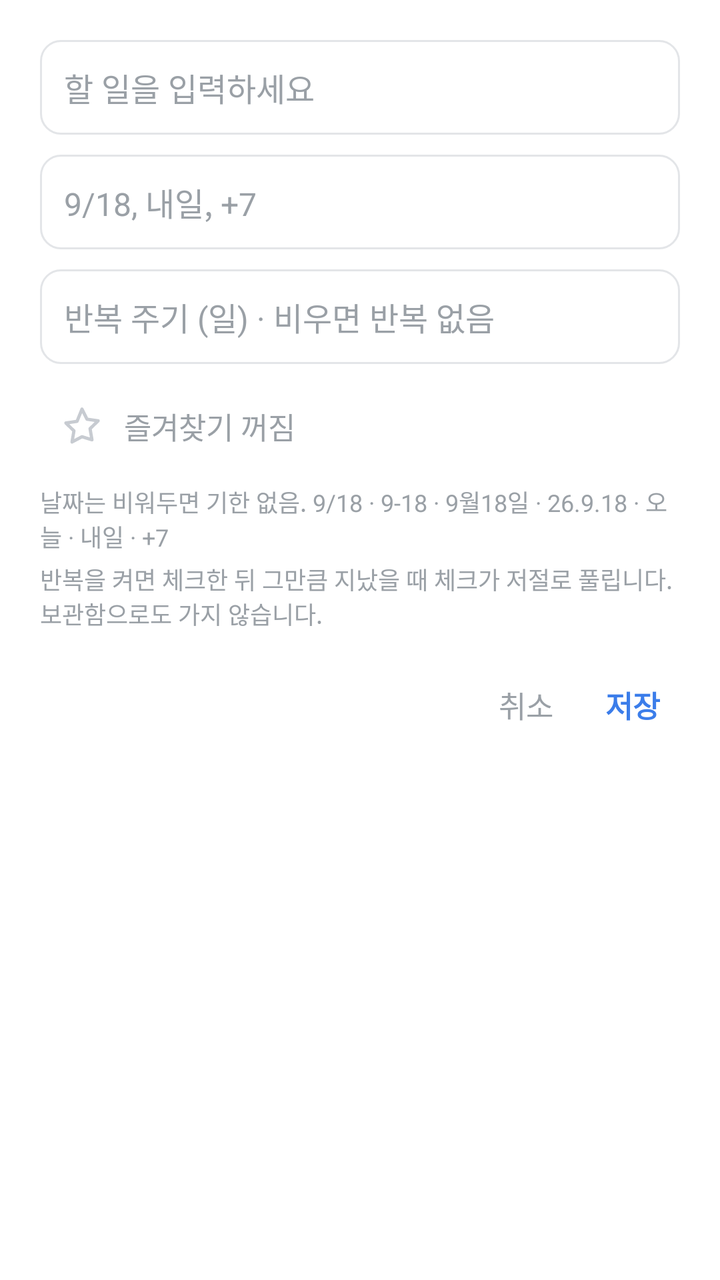
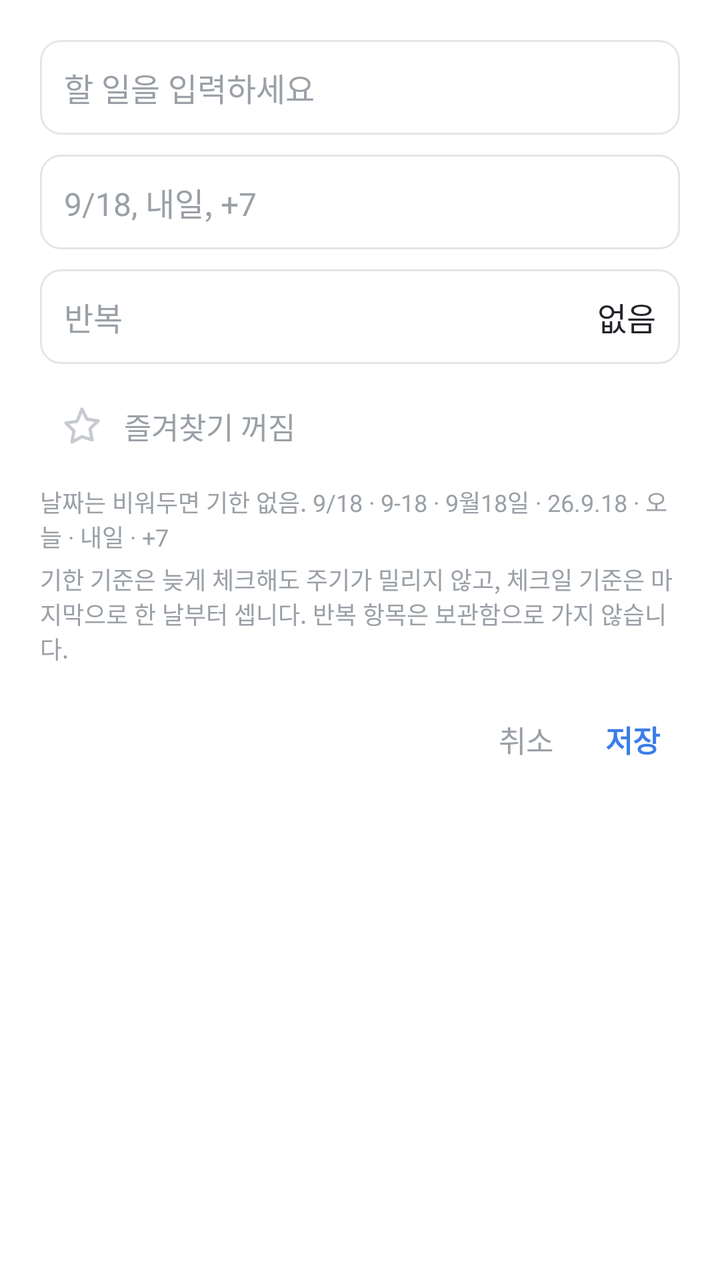

An Android layout rendered at two revisions. The XML below is the earlier revision; the diff shows what the commit changed to produce the second picture.
<!-- AndroidManifest.xml: application theme AppTheme -->
<!-- res/layout/activity_edit.xml -->
<?xml version="1.0" encoding="utf-8"?>
<LinearLayout xmlns:android="http://schemas.android.com/apk/res/android"
    android:layout_width="match_parent"
    android:layout_height="wrap_content"
    android:orientation="vertical"
    android:padding="20dp">

    <EditText
        android:id="@+id/edit_text"
        android:layout_width="match_parent"
        android:layout_height="wrap_content"
        android:background="@drawable/field_bg"
        android:padding="12dp"
        android:hint="@string/hint_task"
        android:inputType="text|textCapSentences"
        android:imeOptions="actionNext"
        android:textColor="@color/text"
        android:textColorHint="@color/muted"
        android:textSize="16sp"
        android:importantForAutofill="no" />

    <EditText
        android:id="@+id/edit_date"
        android:layout_width="match_parent"
        android:layout_height="wrap_content"
        android:layout_marginTop="10dp"
        android:background="@drawable/field_bg"
        android:padding="12dp"
        android:hint="@string/hint_date"
        android:inputType="text"
        android:imeOptions="actionDone"
        android:textColor="@color/text"
        android:textColorHint="@color/muted"
        android:textSize="16sp"
        android:importantForAutofill="no" />

    <EditText
        android:id="@+id/edit_repeat"
        android:layout_width="match_parent"
        android:layout_height="wrap_content"
        android:layout_marginTop="10dp"
        android:background="@drawable/field_bg"
        android:padding="12dp"
        android:hint="@string/hint_repeat"
        android:inputType="number"
        android:maxLength="3"
        android:imeOptions="actionDone"
        android:textColor="@color/text"
        android:textColorHint="@color/muted"
        android:textSize="16sp"
        android:importantForAutofill="no" />

    <LinearLayout
        android:id="@+id/star_row"
        android:layout_width="match_parent"
        android:layout_height="wrap_content"
        android:layout_marginTop="10dp"
        android:orientation="horizontal"
        android:gravity="center_vertical"
        android:background="@drawable/ripple_rect"
        android:clickable="true"
        android:focusable="true"
        android:padding="8dp">

        <ImageView
            android:id="@+id/edit_star"
            android:layout_width="26dp"
            android:layout_height="26dp"
            android:src="@drawable/ic_star_off"
            android:contentDescription="@string/star" />

        <TextView
            android:id="@+id/edit_star_label"
            android:layout_width="wrap_content"
            android:layout_height="wrap_content"
            android:layout_marginStart="8dp"
            android:text="@string/star_hint_off"
            android:textColor="@color/muted"
            android:textSize="15sp" />
    </LinearLayout>

    <TextView
        android:layout_width="match_parent"
        android:layout_height="wrap_content"
        android:layout_marginTop="8dp"
        android:text="@string/date_help"
        android:textColor="@color/muted"
        android:textSize="12sp" />

    <TextView
        android:layout_width="match_parent"
        android:layout_height="wrap_content"
        android:layout_marginTop="4dp"
        android:text="@string/repeat_help"
        android:textColor="@color/muted"
        android:textSize="12sp" />

    <LinearLayout
        android:layout_width="match_parent"
        android:layout_height="wrap_content"
        android:layout_marginTop="16dp"
        android:orientation="horizontal"
        android:gravity="center_vertical">

        <TextView
            android:id="@+id/btn_delete"
            android:layout_width="wrap_content"
            android:layout_height="wrap_content"
            android:padding="10dp"
            android:background="@drawable/ripple_rect"
            android:text="@string/delete"
            android:textColor="@color/overdue"
            android:textSize="15sp"
            android:visibility="gone" />

        <View
            android:layout_width="0dp"
            android:layout_height="1dp"
            android:layout_weight="1" />

        <TextView
            android:id="@+id/btn_cancel"
            android:layout_width="wrap_content"
            android:layout_height="wrap_content"
            android:padding="10dp"
            android:background="@drawable/ripple_rect"
            android:text="@string/cancel"
            android:textColor="@color/muted"
            android:textSize="15sp" />

        <TextView
            android:id="@+id/btn_save"
            android:layout_width="wrap_content"
            android:layout_height="wrap_content"
            android:layout_marginStart="6dp"
            android:padding="10dp"
            android:background="@drawable/ripple_rect"
            android:text="@string/save"
            android:textColor="@color/accent"
            android:textSize="15sp"
            android:textStyle="bold" />
    </LinearLayout>
</LinearLayout>
<!-- resources referenced by this layout -->
<resources>
  <color name="accent">#FF3B7DEA</color>
  <color name="muted">#FF9AA0A6</color>
  <color name="overdue">#FFE0463E</color>
  <color name="text">#FF22252A</color>
  <!-- drawable field_bg (drawable) -->
  <?xml version="1.0" encoding="utf-8"?>
  <shape xmlns:android="http://schemas.android.com/apk/res/android"
      android:shape="rectangle">
      <solid android:color="#00000000" />
      <stroke android:width="1dp" android:color="@color/border" />
      <corners android:radius="10dp" />
  </shape>
  <!-- drawable ic_star_off (drawable) -->
  <vector xmlns:android="http://schemas.android.com/apk/res/android"
      android:width="24dp" android:height="24dp"
      android:viewportWidth="24" android:viewportHeight="24">
      <path
          android:pathData="M12,4.2l2.3,4.66 5.15,0.75 -3.73,3.63 0.88,5.13L12,16.95l-4.6,2.42 0.88,-5.13 -3.73,-3.63 5.15,-0.75z"
          android:strokeColor="@color/star_off"
          android:strokeWidth="1.5"
          android:strokeLineJoin="round"
          android:fillColor="#00000000" />
  </vector>
  <!-- drawable ripple_rect (drawable) -->
  <?xml version="1.0" encoding="utf-8"?>
  <ripple xmlns:android="http://schemas.android.com/apk/res/android"
      android:color="#22808080">
      <item android:id="@android:id/mask">
          <shape android:shape="rectangle">
              <solid android:color="#FFFFFFFF" />
              <corners android:radius="10dp" />
          </shape>
      </item>
  </ripple>
  <string name="cancel">취소</string>
  <string name="date_help">날짜는 비워두면 기한 없음. 9/18 · 9-18 · 9월18일 · 26.9.18 · 오늘 · 내일 · +7</string>
  <string name="delete">삭제</string>
  <string name="hint_date">9/18, 내일, +7</string>
  <string name="hint_repeat">반복 주기 (일) · 비우면 반복 없음</string>
  <string name="hint_task">할 일을 입력하세요</string>
  <string name="repeat_help">반복을 켜면 체크한 뒤 그만큼 지났을 때 체크가 저절로 풀립니다. 보관함으로도 가지 않습니다.</string>
  <string name="save">저장</string>
  <string name="star">즐겨찾기</string>
  <string name="star_hint_off">즐겨찾기 꺼짐</string>
  <style name="AppTheme" parent="Theme.AppCompat.DayNight.NoActionBar">
          <item name="colorAccent">@color/accent</item>
          <item name="android:windowBackground">@color/bg</item>
          <item name="android:statusBarColor">@color/head</item>
          <item name="android:textColorPrimary">@color/text</item>
      </style>
  <color name="border">#FFE3E5E8</color>
  <color name="star_off">#FFC7CBD1</color>
  <color name="bg">#FFFFFFFF</color>
  <color name="head">#FFFAFAFB</color>
</resources>

<!-- the commit's change to res/layout/activity_edit.xml (unified diff, before → after) -->
@@ -34,21 +34,36 @@
         android:textSize="16sp"
         android:importantForAutofill="no" />
 
-    <EditText
-        android:id="@+id/edit_repeat"
+    <LinearLayout
+        android:id="@+id/repeat_row"
         android:layout_width="match_parent"
         android:layout_height="wrap_content"
         android:layout_marginTop="10dp"
+        android:orientation="horizontal"
+        android:gravity="center_vertical"
         android:background="@drawable/field_bg"
-        android:padding="12dp"
-        android:hint="@string/hint_repeat"
-        android:inputType="number"
-        android:maxLength="3"
-        android:imeOptions="actionDone"
-        android:textColor="@color/text"
-        android:textColorHint="@color/muted"
-        android:textSize="16sp"
-        android:importantForAutofill="no" />
+        android:clickable="true"
+        android:focusable="true"
+        android:padding="12dp">
+
+        <TextView
+            android:layout_width="wrap_content"
+            android:layout_height="wrap_content"
+            android:text="@string/repeat"
+            android:textColor="@color/muted"
+            android:textSize="16sp" />
+
+        <TextView
+            android:id="@+id/repeat_value"
+            android:layout_width="0dp"
+            android:layout_height="wrap_content"
+            android:layout_weight="1"
+            android:layout_marginStart="12dp"
+            android:gravity="end"
+            android:text="@string/repeat_none"
+            android:textColor="@color/text"
+            android:textSize="16sp" />
+    </LinearLayout>
 
     <LinearLayout
         android:id="@+id/star_row"
<!-- resource entries referenced after the edit -->
@@ -38,9 +38,10 @@
   <string name="date_help">날짜는 비워두면 기한 없음. 9/18 · 9-18 · 9월18일 · 26.9.18 · 오늘 · 내일 · +7</string>
   <string name="delete">삭제</string>
   <string name="hint_date">9/18, 내일, +7</string>
-  <string name="hint_repeat">반복 주기 (일) · 비우면 반복 없음</string>
   <string name="hint_task">할 일을 입력하세요</string>
-  <string name="repeat_help">반복을 켜면 체크한 뒤 그만큼 지났을 때 체크가 저절로 풀립니다. 보관함으로도 가지 않습니다.</string>
+  <string name="repeat">반복</string>
+  <string name="repeat_help">기한 기준은 늦게 체크해도 주기가 밀리지 않고, 체크일 기준은 마지막으로 한 날부터 셉니다. 반복 항목은 보관함으로 가지 않습니다.</string>
+  <string name="repeat_none">없음</string>
   <string name="save">저장</string>
   <string name="star">즐겨찾기</string>
   <string name="star_hint_off">즐겨찾기 꺼짐</string>
